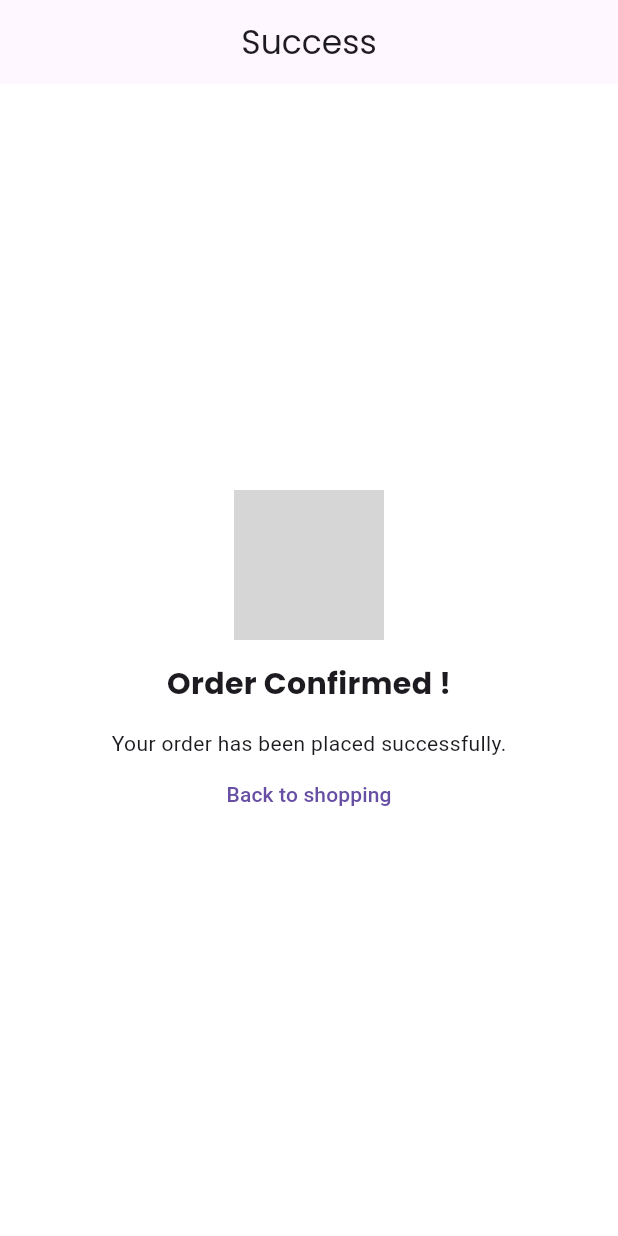
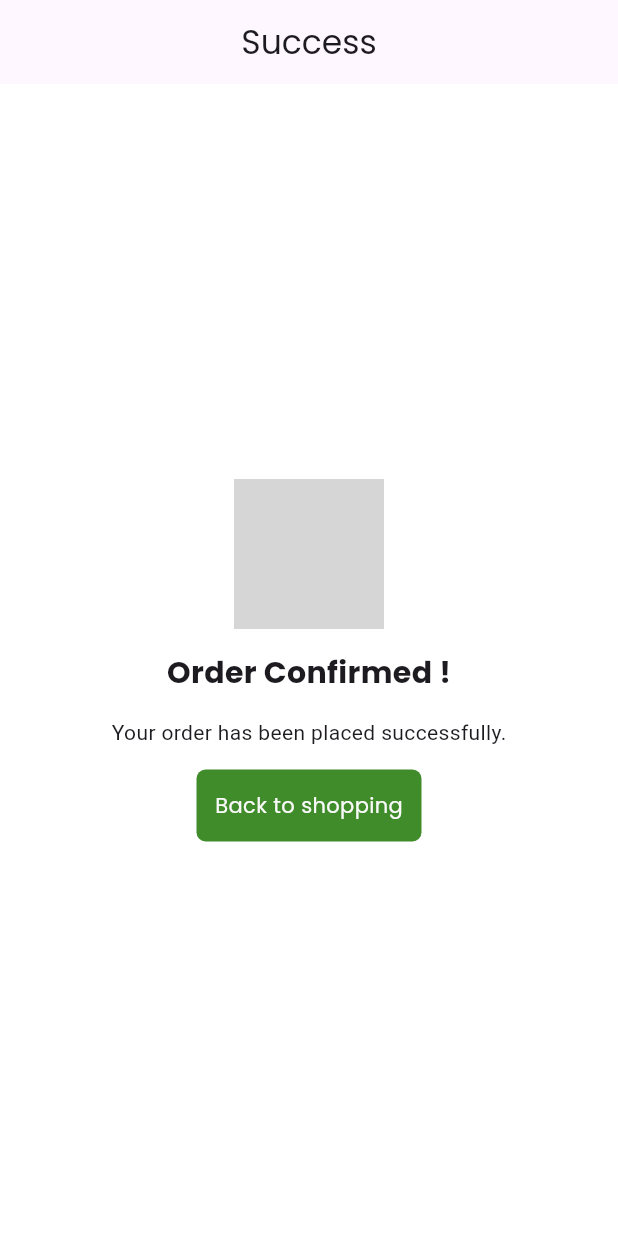
Before and after one commit to Joshokelola/easy_shopper_2, a Flutter app: the OrderSuccessful screen opened directly, on a phone screen of 412 x 824 dp. Run offline on Flutter 3.47's test engine with Material 3 defaults, Android fonts, the phone set to English and light mode, and no system bars; our stand-ins replace dio, equatable, flutter_bloc, flutter_dotenv, fpdart, hydrated_bloc and 1 more; missing offline and left inert: checkout_screen_ui; network calls fail; grey boxes are pictures that could not be loaded.

Commit message:
button updated.

```diff
--- a/lib/views/pages/order_successful.dart
+++ b/lib/views/pages/order_successful.dart
@@ -49,17 +49,48 @@ class OrderSuccessful extends StatelessWidget {
                 const Text(
                   'Your order has been placed successfully.',
                 ),
-                TextButton(
-                    onPressed: () {
-                      Navigator.of(context).popUntil((route) => route.isFirst);
+                // TextButton(
+                //     onPressed: () {
+                //       Navigator.of(context).popUntil((route) => route.isFirst);
+                //       Navigator.of(context).pushAndRemoveUntil(
+                //         MaterialPageRoute(
+                //           builder: (context) => const MyApp(),
+                //         ),
+                //         (route) => false,
+                //       );
+                //     },
+                //     child: const Text('Back to shopping'))
+                 const SizedBox(
+              height: 15,
+            ),
+               InkWell(
+                      onTap: () {
+                            Navigator.of(context).popUntil((route) => route.isFirst);
                       Navigator.of(context).pushAndRemoveUntil(
                         MaterialPageRoute(
                           builder: (context) => const MyApp(),
                         ),
                         (route) => false,
                       );
-                    },
-                    child: const Text('Back to shopping'))
+                      },
+                      child: Container(
+                        width: 150,
+                        height: 48,
+                        decoration: BoxDecoration(
+                            borderRadius: BorderRadius.circular(6),
+                            color: Color(0xff408C2B)),
+                        child: const Center(
+                          child: Text(
+                            'Back to shopping',
+                            style: TextStyle(
+                                fontSize: 14,
+                                fontWeight: FontWeight.w400,
+                                fontFamily: 'Poppins',
+                                color: Color(0xffFAFAFA)),
+                          ),
+                        ),
+                      ),
+                    ),
               ],
             ),
           ],
```
